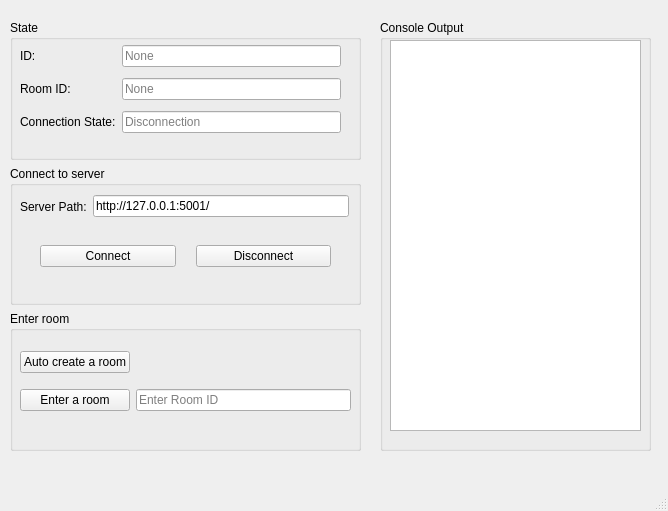
Old version of the form ssvep_client/clientMainWindow.ui in the repository pikipity/SSVEP-web.
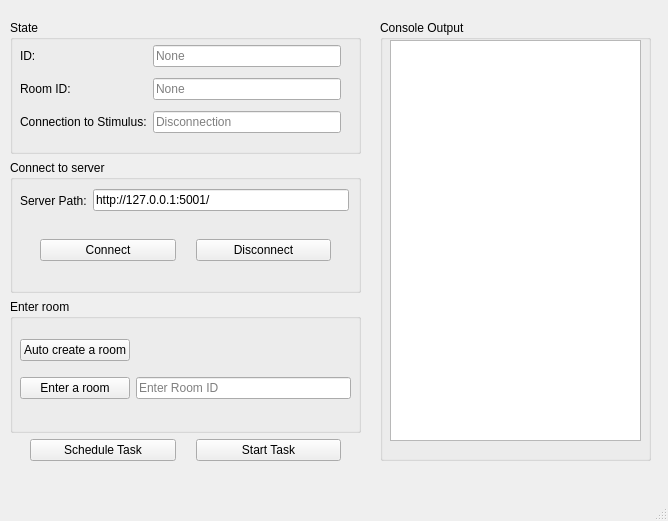
New version of the form.

Commit message: Basic pyqt client ui finish

What changed in the file:
```diff
--- a/ssvep_client/clientMainWindow.ui
+++ b/ssvep_client/clientMainWindow.ui
@@ -7,7 +7,7 @@
     <x>0</x>
     <y>0</y>
     <width>668</width>
-    <height>511</height>
+    <height>521</height>
    </rect>
   </property>
   <property name="windowTitle">
@@ -20,10 +20,10 @@
       <x>10</x>
       <y>20</y>
       <width>351</width>
-      <height>431</height>
+      <height>441</height>
      </rect>
     </property>
-    <layout class="QVBoxLayout" name="verticalLayout">
+    <layout class="QVBoxLayout" name="verticalLayout" stretch="3,3,3,1">
      <item>
       <widget class="QGroupBox" name="groupBox_3">
        <property name="title">
@@ -55,7 +55,7 @@
          <item row="3" column="0">
           <widget class="QLabel" name="label_5">
            <property name="text">
-            <string>Connection State:</string>
+            <string>Connection to Stimulus:</string>
            </property>
           </widget>
          </item>
@@ -217,6 +217,33 @@
        </widget>
       </widget>
      </item>
+     <item>
+      <layout class="QHBoxLayout" name="horizontalLayout_3">
+       <property name="spacing">
+        <number>20</number>
+       </property>
+       <property name="leftMargin">
+        <number>20</number>
+       </property>
+       <property name="rightMargin">
+        <number>20</number>
+       </property>
+       <item>
+        <widget class="QPushButton" name="scheduleTaskButton">
+         <property name="text">
+          <string>Schedule Task</string>
+         </property>
+        </widget>
+       </item>
+       <item>
+        <widget class="QPushButton" name="startTaskButton">
+         <property name="text">
+          <string>Start Task</string>
+         </property>
+        </widget>
+       </item>
+      </layout>
+     </item>
     </layout>
    </widget>
    <widget class="QGroupBox" name="groupBox_4">
@@ -225,7 +252,7 @@
       <x>380</x>
       <y>20</y>
       <width>271</width>
-      <height>431</height>
+      <height>441</height>
      </rect>
     </property>
     <property name="title">
@@ -237,7 +264,7 @@
        <x>10</x>
        <y>20</y>
        <width>251</width>
-       <height>391</height>
+       <height>401</height>
       </rect>
      </property>
      <property name="readOnly">
```
The commit also changes 4 other files.
